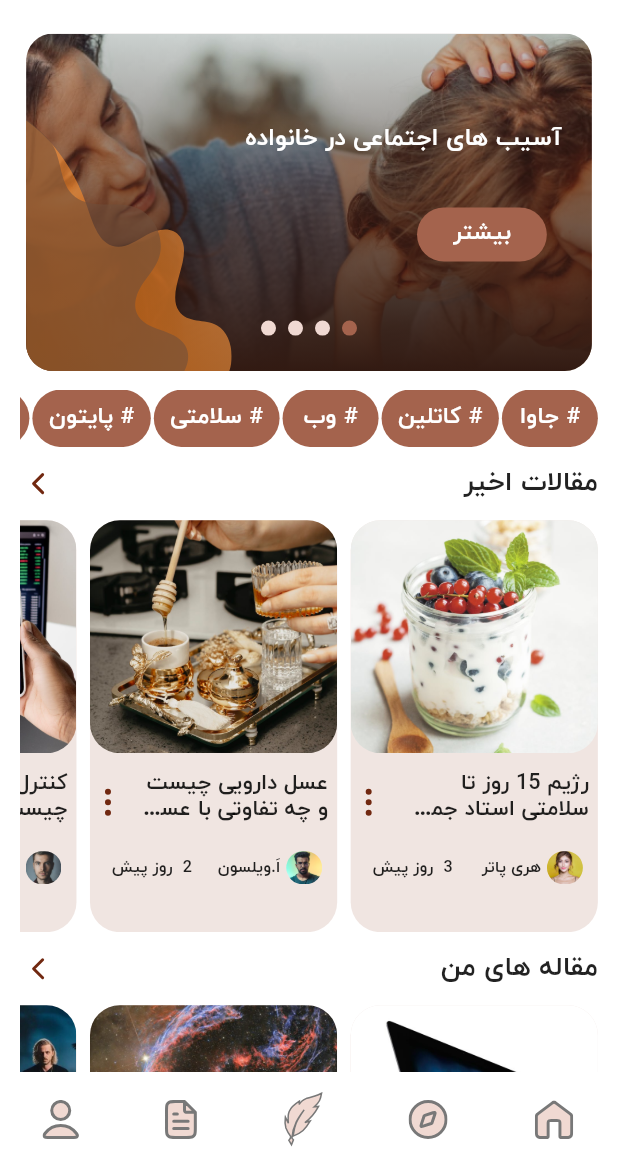
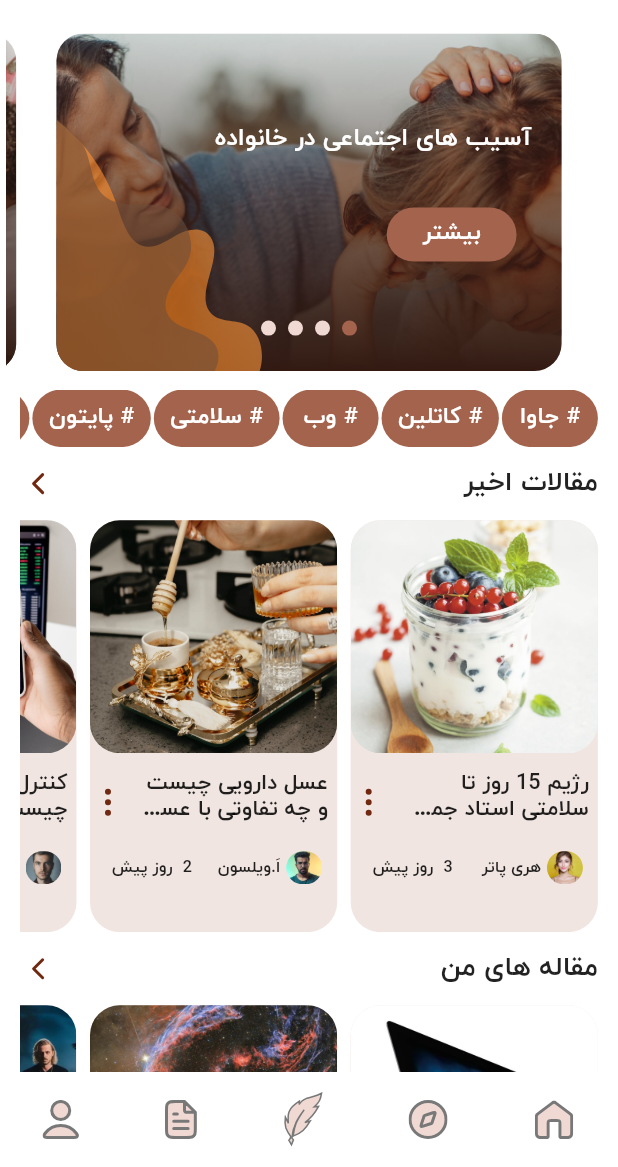
Before and after one commit to OmidHaqi/techno_saz, a Flutter app: the HomePage screen opened directly, on a phone screen of 412 x 824 dp, the part 69-1236 px from its top. Run offline on Flutter 3.47's test engine with Material 2 defaults, Android fonts, the phone set to English and light mode, and no system bars; drawn by our look-alikes of smooth_page_indicator; our stand-ins replace adaptive_theme, flutter_spinkit, flutter_svg.

```diff
--- a/lib/screens/home_page.dart
+++ b/lib/screens/home_page.dart
@@ -18,7 +18,7 @@ class HomePage extends StatefulWidget {
 }
 
 class _HomePageState extends State<HomePage> {
-  PageController pageController = PageController(initialPage: 0);
+  PageController pageController = PageController(initialPage: 0,viewportFraction:0.9);
   final GlobalKey<ScaffoldState> _key = GlobalKey();
 
   void _openDrawer() {
```
